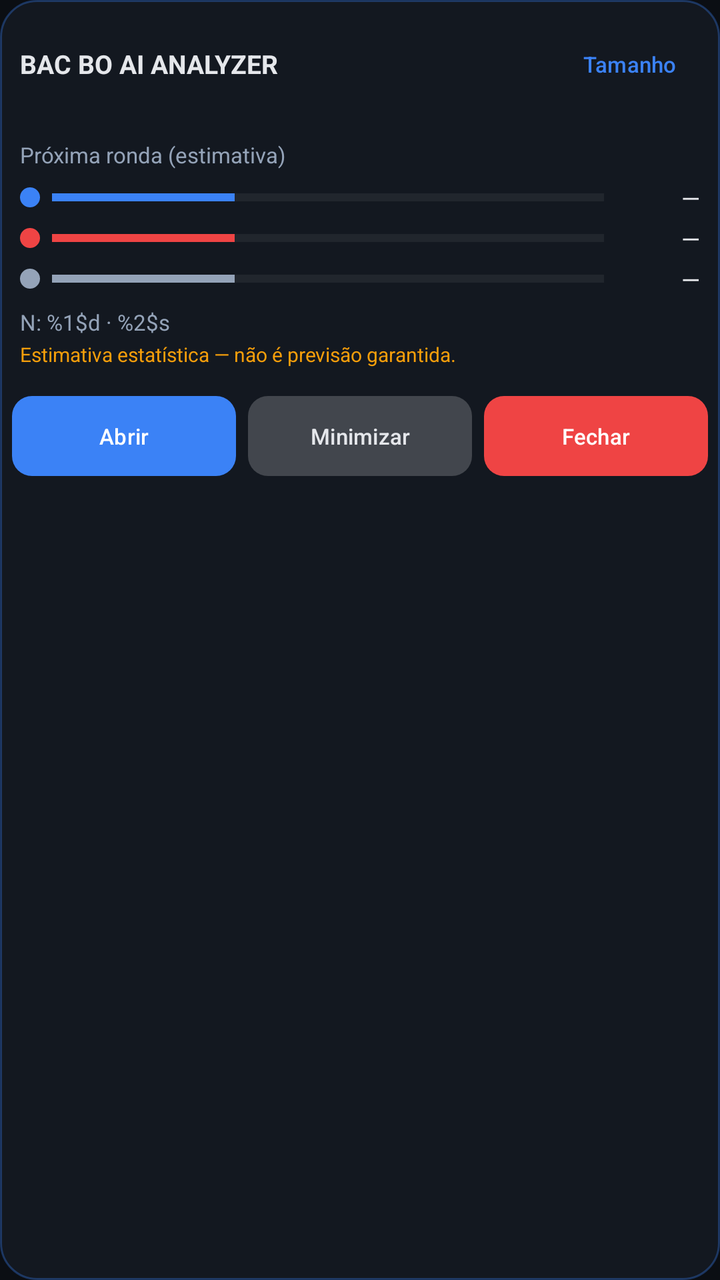
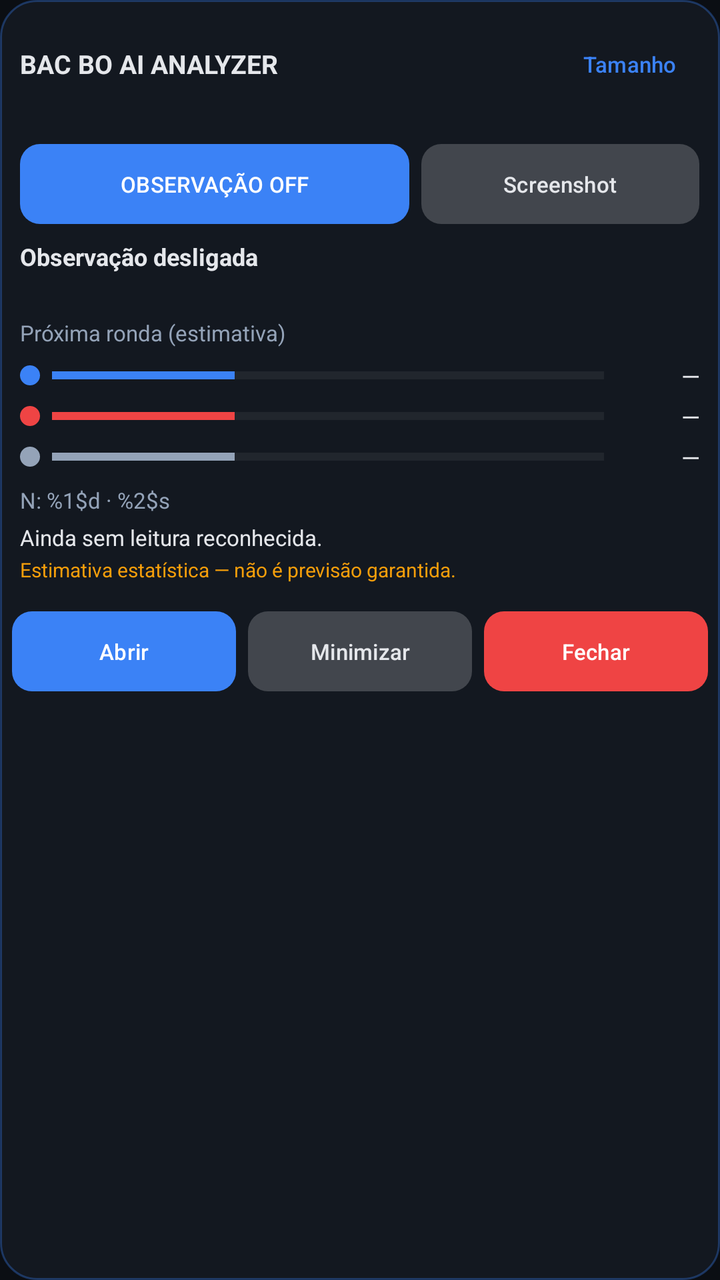

Before-and-after screenshots of an Android layout around one commit, followed by the original layout XML and the change that was made.
<!-- AndroidManifest.xml: application theme Theme.BacBoAnalyzer -->
<!-- res/layout/view_overlay_panel.xml -->
<?xml version="1.0" encoding="utf-8"?>
<LinearLayout xmlns:android="http://schemas.android.com/apk/res/android"
    xmlns:app="http://schemas.android.com/apk/res-auto"
    android:layout_width="match_parent"
    android:layout_height="wrap_content"
    android:background="@drawable/bg_panel"
    android:orientation="vertical">

    <LinearLayout
        android:id="@+id/panelHeader"
        android:layout_width="match_parent"
        android:layout_height="wrap_content"
        android:gravity="center_vertical"
        android:orientation="horizontal"
        android:paddingHorizontal="10dp"
        android:paddingVertical="8dp">

        <TextView
            android:layout_width="0dp"
            android:layout_height="wrap_content"
            android:layout_weight="1"
            android:text="@string/app_name"
            android:textColor="@color/text_main"
            android:textStyle="bold"
            android:textSize="13sp" />

        <Button
            android:id="@+id/btnPanelSize"
            style="@style/Widget.Material3.Button.TextButton"
            android:layout_width="wrap_content"
            android:layout_height="wrap_content"
            android:minWidth="0dp"
            android:insetLeft="0dp"
            android:insetRight="0dp"
            android:text="@string/panel_btn_size"
            android:textSize="11sp" />
    </LinearLayout>

    <LinearLayout
        android:id="@+id/dotsRow"
        android:layout_width="match_parent"
        android:layout_height="wrap_content"
        android:gravity="center_vertical"
        android:orientation="horizontal"
        android:paddingHorizontal="10dp" />

    <TextView
        android:layout_width="wrap_content"
        android:layout_height="wrap_content"
        android:paddingHorizontal="10dp"
        android:layout_marginTop="6dp"
        android:text="@string/panel_next"
        android:textColor="@color/text_muted"
        android:textSize="11sp" />

    <LinearLayout
        android:layout_width="match_parent"
        android:layout_height="wrap_content"
        android:layout_marginTop="6dp"
        android:gravity="center_vertical"
        android:orientation="horizontal"
        android:paddingHorizontal="10dp">

        <View
            android:layout_width="10dp"
            android:layout_height="10dp"
            android:background="@drawable/dot_blue" />

        <ProgressBar
            android:id="@+id/barBlue"
            style="?android:attr/progressBarStyleHorizontal"
            android:layout_width="0dp"
            android:layout_height="wrap_content"
            android:layout_marginStart="6dp"
            android:layout_weight="1"
            android:max="100"
            android:progress="33"
            android:progressBackgroundTint="#33FFFFFF"
            android:progressTint="@color/primary" />

        <TextView
            android:id="@+id/txtBluePct"
            android:layout_width="48dp"
            android:layout_height="wrap_content"
            android:gravity="end"
            android:text="—"
            android:textColor="@color/text_main"
            android:textSize="12sp" />
    </LinearLayout>

    <LinearLayout
        android:layout_width="match_parent"
        android:layout_height="wrap_content"
        android:layout_marginTop="4dp"
        android:gravity="center_vertical"
        android:orientation="horizontal"
        android:paddingHorizontal="10dp">

        <View
            android:layout_width="10dp"
            android:layout_height="10dp"
            android:background="@drawable/dot_red" />

        <ProgressBar
            android:id="@+id/barRed"
            style="?android:attr/progressBarStyleHorizontal"
            android:layout_width="0dp"
            android:layout_height="wrap_content"
            android:layout_marginStart="6dp"
            android:layout_weight="1"
            android:max="100"
            android:progress="33"
            android:progressBackgroundTint="#33FFFFFF"
            android:progressTint="@color/red" />

        <TextView
            android:id="@+id/txtRedPct"
            android:layout_width="48dp"
            android:layout_height="wrap_content"
            android:gravity="end"
            android:text="—"
            android:textColor="@color/text_main"
            android:textSize="12sp" />
    </LinearLayout>

    <LinearLayout
        android:layout_width="match_parent"
        android:layout_height="wrap_content"
        android:layout_marginTop="4dp"
        android:gravity="center_vertical"
        android:orientation="horizontal"
        android:paddingHorizontal="10dp">

        <View
            android:layout_width="10dp"
            android:layout_height="10dp"
            android:background="@drawable/dot_tie" />

        <ProgressBar
            android:id="@+id/barTie"
            style="?android:attr/progressBarStyleHorizontal"
            android:layout_width="0dp"
            android:layout_height="wrap_content"
            android:layout_marginStart="6dp"
            android:layout_weight="1"
            android:max="100"
            android:progress="33"
            android:progressBackgroundTint="#33FFFFFF"
            android:progressTint="@color/tie" />

        <TextView
            android:id="@+id/txtTiePct"
            android:layout_width="48dp"
            android:layout_height="wrap_content"
            android:gravity="end"
            android:text="—"
            android:textColor="@color/text_main"
            android:textSize="12sp" />
    </LinearLayout>

    <TextView
        android:id="@+id/txtPanelQuality"
        android:layout_width="wrap_content"
        android:layout_height="wrap_content"
        android:paddingHorizontal="10dp"
        android:layout_marginTop="6dp"
        android:text="@string/panel_quality_fmt"
        android:textColor="@color/text_muted"
        android:textSize="11sp" />

    <TextView
        android:layout_width="wrap_content"
        android:layout_height="wrap_content"
        android:paddingHorizontal="10dp"
        android:layout_marginTop="2dp"
        android:text="@string/panel_disclaimer"
        android:textColor="@color/warning"
        android:textSize="10sp" />

    <LinearLayout
        android:layout_width="match_parent"
        android:layout_height="wrap_content"
        android:layout_marginTop="4dp"
        android:orientation="horizontal"
        android:padding="6dp">

        <Button
            android:id="@+id/btnPanelOpen"
            android:layout_width="0dp"
            android:layout_height="wrap_content"
            android:layout_weight="1"
            android:text="@string/panel_btn_open"
            android:textColor="@color/on_primary"
            android:textSize="11sp"
            app:backgroundTint="@color/primary"
            app:cornerRadius="10dp" />

        <Button
            android:id="@+id/btnPanelMinimize"
            android:layout_width="0dp"
            android:layout_height="wrap_content"
            android:layout_marginStart="6dp"
            android:layout_weight="1"
            android:text="@string/panel_btn_min"
            android:textColor="@color/text_main"
            android:textSize="11sp"
            app:backgroundTint="#33FFFFFF"
            app:cornerRadius="10dp" />

        <Button
            android:id="@+id/btnPanelClose"
            android:layout_width="0dp"
            android:layout_height="wrap_content"
            android:layout_marginStart="6dp"
            android:layout_weight="1"
            android:text="@string/panel_btn_close"
            android:textColor="@color/on_primary"
            android:textSize="11sp"
            app:backgroundTint="@color/red"
            app:cornerRadius="10dp" />
    </LinearLayout>
</LinearLayout>
<!-- resources referenced by this layout -->
<resources>
  <color name="on_primary">#FFFFFF</color>
  <color name="primary">#3B82F6</color>
  <color name="red">#EF4444</color>
  <color name="text_main">#E5E7EB</color>
  <color name="text_muted">#94A3B8</color>
  <color name="tie">#94A3B8</color>
  <color name="warning">#F59E0B</color>
  <!-- drawable bg_panel (drawable) -->
  <?xml version="1.0" encoding="utf-8"?>
  <shape xmlns:android="http://schemas.android.com/apk/res/android"
      android:shape="rectangle">
      <solid android:color="#E6151A22" />
      <corners android:radius="18dp" />
      <stroke
          android:width="1dp"
          android:color="#553B82F6" />
  </shape>
  <!-- drawable dot_blue (drawable) -->
  <?xml version="1.0" encoding="utf-8"?>
  <shape xmlns:android="http://schemas.android.com/apk/res/android"
      android:shape="oval">
      <solid android:color="@color/primary" />
  </shape>
  <!-- drawable dot_red (drawable) -->
  <?xml version="1.0" encoding="utf-8"?>
  <shape xmlns:android="http://schemas.android.com/apk/res/android"
      android:shape="oval">
      <solid android:color="@color/red" />
  </shape>
  <!-- drawable dot_tie (drawable) -->
  <?xml version="1.0" encoding="utf-8"?>
  <shape xmlns:android="http://schemas.android.com/apk/res/android"
      android:shape="oval">
      <solid android:color="@color/tie" />
  </shape>
  <string name="app_name">BAC BO AI ANALYZER</string>
  <string name="panel_btn_close">Fechar</string>
  <string name="panel_btn_min">Minimizar</string>
  <string name="panel_btn_open">Abrir</string>
  <string name="panel_btn_size">Tamanho</string>
  <string name="panel_disclaimer">Estimativa estatística — não é previsão garantida.</string>
  <string name="panel_next">Próxima ronda (estimativa)</string>
  <string name="panel_quality_fmt">N: %1$d · %2$s</string>
  <style name="Theme.BacBoAnalyzer" parent="Theme.Material3.Dark.NoActionBar">
          <item name="colorPrimary">@color/primary</item>
          <item name="colorOnPrimary">@color/on_primary</item>
          <item name="colorSecondary">@color/primary</item>
          <item name="colorSurface">@color/surface</item>
          <item name="colorOnSurface">@color/text_main</item>
          <item name="android:colorBackground">@color/background</item>
          <item name="android:statusBarColor">@color/background</item>
          <item name="android:navigationBarColor">@color/background</item>
      </style>
  <color name="surface">#151A22</color>
  <color name="background">#0B0E13</color>
</resources>

<!-- the commit's change to res/layout/view_overlay_panel.xml (unified diff, before → after) -->
@@ -44,6 +44,118 @@
         android:orientation="horizontal"
         android:paddingHorizontal="10dp" />
 
+    
+    <LinearLayout
+        android:layout_width="match_parent"
+        android:layout_height="wrap_content"
+        android:layout_marginTop="4dp"
+        android:gravity="center_vertical"
+        android:orientation="horizontal"
+        android:paddingHorizontal="10dp">
+
+        <Button
+            android:id="@+id/btnObsToggle"
+            android:layout_width="0dp"
+            android:layout_height="wrap_content"
+            android:layout_weight="1.4"
+            android:text="@string/obs_off"
+            android:textColor="@color/on_primary"
+            android:textSize="11sp"
+            app:backgroundTint="@color/primary"
+            app:cornerRadius="10dp" />
+
+        <Button
+            android:id="@+id/btnObsShot"
+            android:layout_width="0dp"
+            android:layout_height="wrap_content"
+            android:layout_marginStart="6dp"
+            android:layout_weight="1"
+            android:text="@string/obs_screenshot"
+            android:textColor="@color/text_main"
+            android:textSize="11sp"
+            app:backgroundTint="#33FFFFFF"
+            app:cornerRadius="10dp" />
+    </LinearLayout>
+
+    <TextView
+        android:id="@+id/txtTableState"
+        android:layout_width="wrap_content"
+        android:layout_height="wrap_content"
+        android:paddingHorizontal="10dp"
+        android:layout_marginTop="4dp"
+        android:text="@string/obs_state_idle_fmt"
+        android:textColor="@color/text_main"
+        android:textSize="12sp"
+        android:textStyle="bold" />
+
+    <TextView
+        android:id="@+id/txtLastRead"
+        android:layout_width="match_parent"
+        android:layout_height="wrap_content"
+        android:paddingHorizontal="10dp"
+        android:layout_marginTop="2dp"
+        android:textColor="@color/text_muted"
+        android:textSize="11sp" />
+
+    <LinearLayout
+        android:id="@+id/confirmRow"
+        android:layout_width="match_parent"
+        android:layout_height="wrap_content"
+        android:layout_marginTop="4dp"
+        android:orientation="vertical"
+        android:paddingHorizontal="10dp"
+        android:visibility="gone">
+
+        <TextView
+            android:layout_width="wrap_content"
+            android:layout_height="wrap_content"
+            android:text="@string/obs_confirm_title"
+            android:textColor="@color/warning"
+            android:textSize="11sp" />
+
+        <LinearLayout
+            android:layout_width="match_parent"
+            android:layout_height="wrap_content"
+            android:layout_marginTop="2dp"
+            android:orientation="horizontal">
+
+            <Button
+                android:id="@+id/btnConfirmBlue"
+                android:layout_width="0dp"
+                android:layout_height="wrap_content"
+                android:layout_weight="1"
+                android:text="@string/btn_blue"
+                android:textColor="@color/on_primary"
+                android:textSize="11sp"
+                app:backgroundTint="@color/primary"
+                app:cornerRadius="10dp" />
+
+            <Button
+                android:id="@+id/btnConfirmRed"
+                android:layout_width="0dp"
+                android:layout_height="wrap_content"
+                android:layout_marginStart="4dp"
+                android:layout_weight="1"
+                android:text="@string/btn_red"
+                android:textColor="@color/on_primary"
+                android:textSize="11sp"
+                app:backgroundTint="@color/red"
+                app:cornerRadius="10dp" />
+
+            <Button
+                android:id="@+id/btnConfirmTie"
+                android:layout_width="0dp"
+                android:layout_height="wrap_content"
+                android:layout_marginStart="4dp"
+                android:layout_weight="1"
+                android:text="@string/btn_tie"
+                android:textColor="@color/on_primary"
+                android:textSize="11sp"
+                app:backgroundTint="#475569"
+                app:cornerRadius="10dp" />
+        </LinearLayout>
+    </LinearLayout>
+
     <TextView
         android:layout_width="wrap_content"
         android:layout_height="wrap_content"
@@ -169,6 +281,26 @@
         android:textSize="11sp" />
 
     <TextView
+        android:id="@+id/txtObsInterp"
+        android:layout_width="match_parent"
+        android:layout_height="wrap_content"
+        android:paddingHorizontal="10dp"
+        android:layout_marginTop="4dp"
+        android:text="@string/obs_no_data"
+        android:textColor="@color/text_main"
+        android:textSize="11sp" />
+
+    <TextView
+        android:id="@+id/txtObsMsg"
+        android:layout_width="match_parent"
+        android:layout_height="wrap_content"
+        android:paddingHorizontal="10dp"
+        android:layout_marginTop="2dp"
+        android:textColor="@color/warning"
+        android:textSize="10sp"
+        android:visibility="gone" />
+
+    <TextView
         android:layout_width="wrap_content"
         android:layout_height="wrap_content"
         android:paddingHorizontal="10dp"
<!-- resource entries referenced after the edit -->
@@ -36,6 +36,14 @@
       <solid android:color="@color/tie" />
   </shape>
   <string name="app_name">BAC BO AI ANALYZER</string>
+  <string name="btn_blue">AZUL</string>
+  <string name="btn_red">VERMELHO</string>
+  <string name="btn_tie">EMPATE</string>
+  <string name="obs_confirm_title">Resultado incerto — confirme o que viu na mesa:</string>
+  <string name="obs_no_data">Ainda sem leitura reconhecida.</string>
+  <string name="obs_off">OBSERVAÇÃO OFF</string>
+  <string name="obs_screenshot">Screenshot</string>
+  <string name="obs_state_idle_fmt">Observação desligada</string>
   <string name="panel_btn_close">Fechar</string>
   <string name="panel_btn_min">Minimizar</string>
   <string name="panel_btn_open">Abrir</string>
